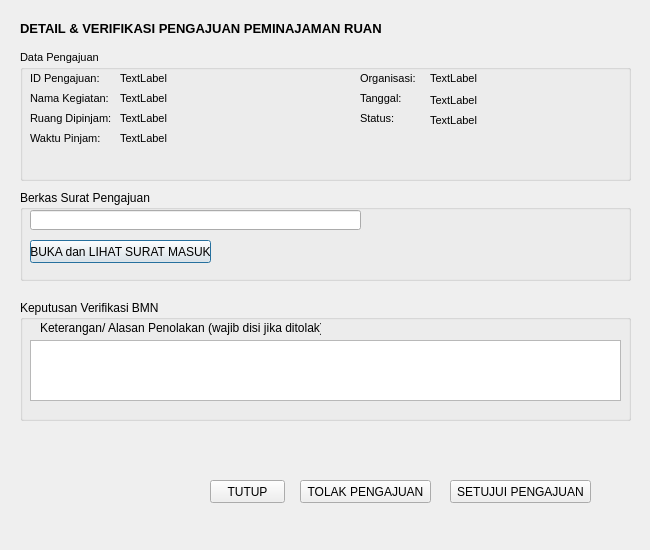
Above: ui/detail_dan_verifikasi_pengajuan.ui from Ariel-F-S/SistemPeminjamanRuangPolinemaKampusKediri before the change. Below: the same form after it.
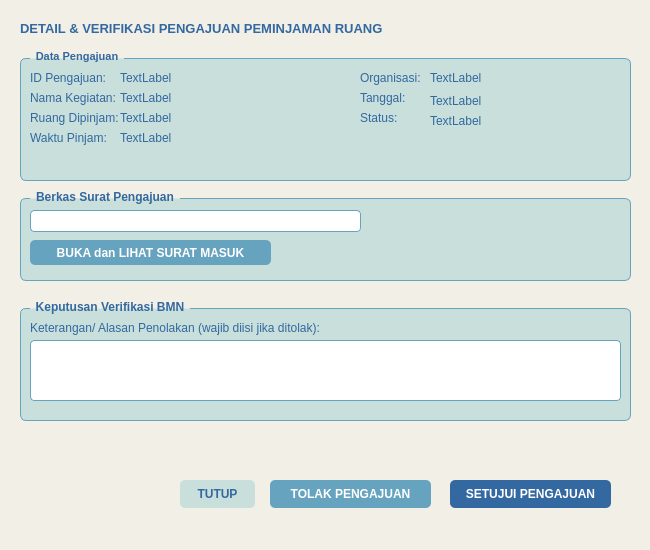
That is the form after the change. Icons and pictures are not drawn.

Patch:
```diff
--- a/ui/detail_dan_verifikasi_pengajuan.ui
+++ b/ui/detail_dan_verifikasi_pengajuan.ui
@@ -11,14 +11,19 @@
    </rect>
   </property>
   <property name="windowTitle">
-   <string>Dialog</string>
+   <string>Detail &amp; Verifikasi Pengajuan</string>
+  </property>
+  <property name="styleSheet">
+   <string notr="true">QDialog#Dialog {
+    background-color: #F2EFE7;
+}</string>
   </property>
   <widget class="QLabel" name="label">
    <property name="geometry">
     <rect>
      <x>20</x>
      <y>20</y>
-     <width>361</width>
+     <width>381</width>
      <height>16</height>
     </rect>
    </property>
@@ -29,8 +34,11 @@
      <bold>true</bold>
     </font>
    </property>
+   <property name="styleSheet">
+    <string notr="true">color: #3368A0;</string>
+   </property>
    <property name="text">
-    <string>DETAIL &amp; VERIFIKASI PENGAJUAN PEMINAJAMAN RUANG</string>
+    <string>DETAIL &amp; VERIFIKASI PENGAJUAN PEMINJAMAN RUANG</string>
    </property>
   </widget>
   <widget class="QGroupBox" name="groupBox">
@@ -45,8 +53,27 @@
    <property name="font">
     <font>
      <pointsize>8</pointsize>
+     <weight>75</weight>
+     <bold>true</bold>
     </font>
    </property>
+   <property name="styleSheet">
+    <string notr="true">QGroupBox {
+    background-color: #C8DFDB;
+    border: 1px solid #66A3BF;
+    border-radius: 6px;
+    margin-top: 8px;
+    color: #3368A0;
+}
+QGroupBox::title {
+    subcontrol-origin: margin;
+    left: 10px;
+    padding: 0 4px;
+}
+QLabel {
+    color: #3368A0;
+}</string>
+   </property>
    <property name="title">
     <string>Data Pengajuan</string>
    </property>
@@ -107,7 +134,7 @@
      <rect>
       <x>100</x>
       <y>20</y>
-      <width>47</width>
+      <width>201</width>
       <height>16</height>
      </rect>
     </property>
@@ -120,7 +147,7 @@
      <rect>
       <x>100</x>
       <y>40</y>
-      <width>47</width>
+      <width>211</width>
       <height>16</height>
      </rect>
     </property>
@@ -133,7 +160,7 @@
      <rect>
       <x>100</x>
       <y>60</y>
-      <width>47</width>
+      <width>221</width>
       <height>16</height>
      </rect>
     </property>
@@ -146,7 +173,7 @@
      <rect>
       <x>100</x>
       <y>80</y>
-      <width>47</width>
+      <width>171</width>
       <height>16</height>
      </rect>
     </property>
@@ -198,7 +225,7 @@
      <rect>
       <x>410</x>
       <y>20</y>
-      <width>47</width>
+      <width>151</width>
       <height>16</height>
      </rect>
     </property>
@@ -211,7 +238,7 @@
      <rect>
       <x>410</x>
       <y>40</y>
-      <width>47</width>
+      <width>181</width>
       <height>21</height>
      </rect>
     </property>
@@ -224,7 +251,7 @@
      <rect>
       <x>410</x>
       <y>60</y>
-      <width>47</width>
+      <width>181</width>
       <height>21</height>
      </rect>
     </property>
@@ -242,6 +269,26 @@
      <height>91</height>
     </rect>
    </property>
+   <property name="font">
+    <font>
+     <weight>75</weight>
+     <bold>true</bold>
+    </font>
+   </property>
+   <property name="styleSheet">
+    <string notr="true">QGroupBox {
+    background-color: #C8DFDB;
+    border: 1px solid #66A3BF;
+    border-radius: 6px;
+    margin-top: 8px;
+    color: #3368A0;
+}
+QGroupBox::title {
+    subcontrol-origin: margin;
+    left: 10px;
+    padding: 0 4px;
+}</string>
+   </property>
    <property name="title">
     <string>Berkas Surat Pengajuan</string>
    </property>
@@ -251,19 +298,36 @@
       <x>10</x>
       <y>20</y>
       <width>331</width>
-      <height>20</height>
+      <height>22</height>
      </rect>
     </property>
+    <property name="styleSheet">
+     <string notr="true">background-color: #FFFFFF;
+border: 1px solid #66A3BF;
+border-radius: 4px;
+padding-left: 5px;</string>
+    </property>
    </widget>
    <widget class="QPushButton" name="pushButton">
     <property name="geometry">
      <rect>
       <x>10</x>
       <y>50</y>
-      <width>181</width>
-      <height>23</height>
+      <width>241</width>
+      <height>25</height>
      </rect>
     </property>
+    <property name="styleSheet">
+     <string notr="true">QPushButton {
+    background-color: #66A3BF;
+    color: #FFFFFF;
+    border-radius: 5px;
+    font-weight: bold;
+}
+QPushButton:hover {
+    background-color: #3368A0;
+}</string>
+    </property>
     <property name="text">
      <string>BUKA dan LIHAT SURAT MASUK</string>
     </property>
@@ -278,6 +342,29 @@
      <height>121</height>
     </rect>
    </property>
+   <property name="font">
+    <font>
+     <weight>75</weight>
+     <bold>true</bold>
+    </font>
+   </property>
+   <property name="styleSheet">
+    <string notr="true">QGroupBox {
+    background-color: #C8DFDB;
+    border: 1px solid #66A3BF;
+    border-radius: 6px;
+    margin-top: 8px;
+    color: #3368A0;
+}
+QGroupBox::title {
+    subcontrol-origin: margin;
+    left: 10px;
+    padding: 0 4px;
+}
+QLabel {
+    color: #3368A0;
+}</string>
+   </property>
    <property name="title">
     <string>Keputusan Verifikasi BMN</string>
    </property>
@@ -290,30 +377,48 @@
       <height>61</height>
      </rect>
     </property>
+    <property name="styleSheet">
+     <string notr="true">background-color: #FFFFFF;
+border: 1px solid #66A3BF;
+border-radius: 4px;
+padding: 4px;</string>
+    </property>
    </widget>
    <widget class="QLabel" name="label_16">
     <property name="geometry">
      <rect>
-      <x>20</x>
+      <x>10</x>
       <y>20</y>
-      <width>281</width>
+      <width>291</width>
       <height>16</height>
      </rect>
     </property>
     <property name="text">
-     <string>Keterangan/ Alasan Penolakan (wajib disi jika ditolak):</string>
+     <string>Keterangan/ Alasan Penolakan (wajib diisi jika ditolak):</string>
     </property>
    </widget>
   </widget>
   <widget class="QPushButton" name="pushButton_2">
    <property name="geometry">
     <rect>
-     <x>210</x>
+     <x>180</x>
      <y>480</y>
      <width>75</width>
-     <height>23</height>
+     <height>28</height>
     </rect>
    </property>
+   <property name="styleSheet">
+    <string notr="true">QPushButton {
+    background-color: #C8DFDB;
+    color: #3368A0;
+    border-radius: 5px;
+    font-weight: bold;
+}
+QPushButton:hover {
+    background-color: #66A3BF;
+    color: #FFFFFF;
+}</string>
+   </property>
    <property name="text">
     <string>TUTUP</string>
    </property>
@@ -321,12 +426,23 @@
   <widget class="QPushButton" name="pushButton_3">
    <property name="geometry">
     <rect>
-     <x>300</x>
+     <x>270</x>
      <y>480</y>
-     <width>131</width>
-     <height>23</height>
+     <width>161</width>
+     <height>28</height>
     </rect>
    </property>
+   <property name="styleSheet">
+    <string notr="true">QPushButton {
+    background-color: #66A3BF;
+    color: #FFFFFF;
+    border-radius: 5px;
+    font-weight: bold;
+}
+QPushButton:hover {
+    background-color: #3368A0;
+}</string>
+   </property>
    <property name="text">
     <string>TOLAK PENGAJUAN</string>
    </property>
@@ -336,10 +452,21 @@
     <rect>
      <x>450</x>
      <y>480</y>
-     <width>141</width>
-     <height>23</height>
+     <width>161</width>
+     <height>28</height>
     </rect>
    </property>
+   <property name="styleSheet">
+    <string notr="true">QPushButton {
+    background-color: #3368A0;
+    color: #FFFFFF;
+    border-radius: 5px;
+    font-weight: bold;
+}
+QPushButton:hover {
+    background-color: #66A3BF;
+}</string>
+   </property>
    <property name="text">
     <string>SETUJUI PENGAJUAN</string>
    </property>
```
Left out of the diff: 12 changed lines with no effect on the pictures.
